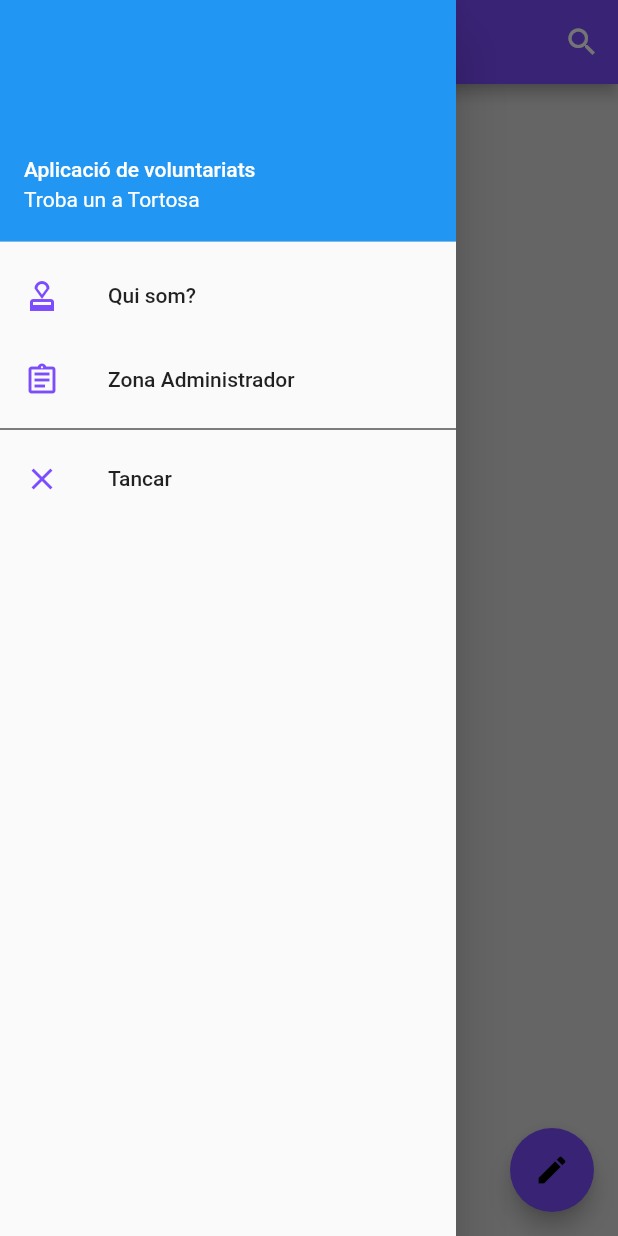
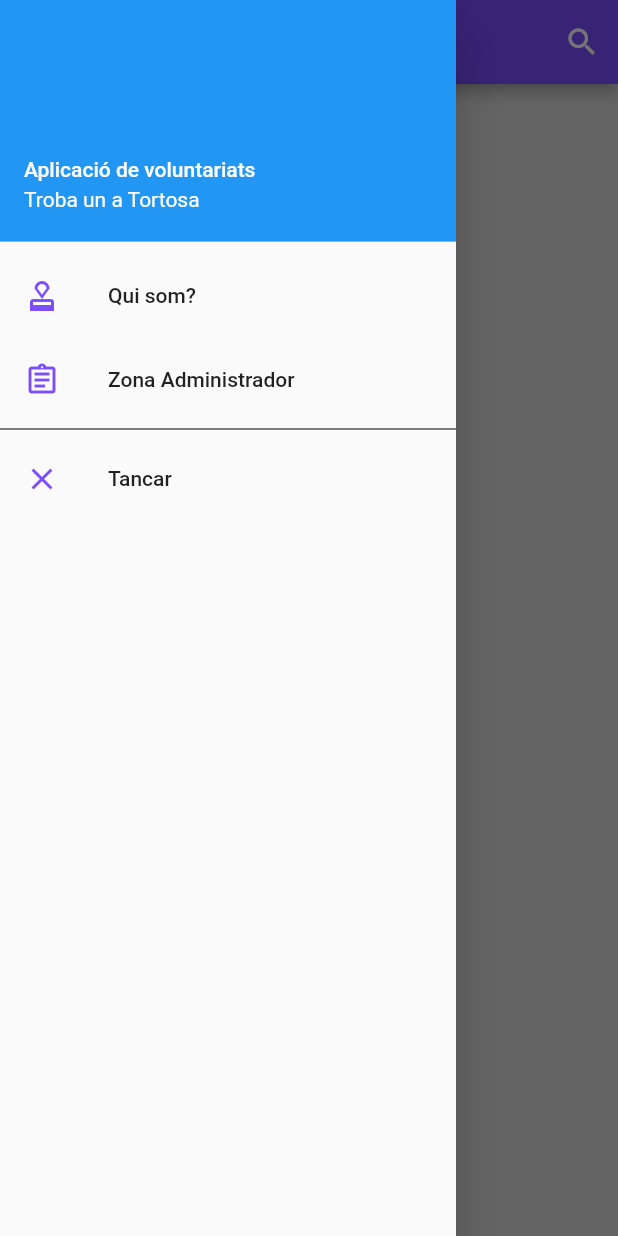
Before and after one commit to ZikBurns/voluntariat, a Flutter app: the screen it shows after launch, with the side drawer open, on a phone screen of 412 x 824 dp. Run offline on Flutter 3.47's test engine with Material 2 defaults, Android fonts, the phone set to English and light mode, and no system bars; our stand-ins replace cloud_firestore, firebase_core; accounts and stored records are empty.

Commit message:
Fixed and added elements to the structure

```diff
--- a/lib/adminscreens/home/admin_home.dart
+++ b/lib/adminscreens/home/admin_home.dart
@@ -56,8 +56,8 @@ class _HomePageState extends State<AdminHomePage> {
               leading: new Icon(Icons.approval, color: Colors.deepPurpleAccent),
             ),
             new ListTile(
-              title: new Text("Zona Administrador"),
-              leading: new Icon(Icons.assignment_outlined, color: Colors.deepPurpleAccent),
+              title: new Text("Entitats"),
+              leading: new Icon(Icons.account_circle_outlined, color: Colors.deepPurpleAccent),
             ),
             new Divider(
               height: 10.0,
--- a/lib/screens/home/home.dart
+++ b/lib/screens/home/home.dart
@@ -1,9 +1,10 @@
 import 'package:flutter/material.dart';
 import 'dart:async';
 import 'package:cloud_firestore/cloud_firestore.dart';
+import 'package:flutter_firestore/adminscreens/home/admin_home.dart';
 import 'package:flutter_firestore/data/activity.dart';
 import 'package:flutter_firestore/screens/home/home_list.dart';
-import 'package:flutter_firestore/firestore_service.dart';
+import 'package:flutter_firestore/services/activity_service.dart';
 import 'package:provider/provider.dart';
 
 
@@ -32,7 +33,7 @@ class _HomePageState extends State<HomePage> {
   @override
   Widget build(BuildContext context) {
     return StreamProvider<List<Activity>>.value(
-    value: FireService().activities,
+    value: ActivityService().activities,
     child: Scaffold(
       appBar: AppBar(
           title: !searching ?  Text("Voluntariats"):
@@ -78,6 +79,9 @@ class _HomePageState extends State<HomePage> {
             new ListTile(
               title: new Text("Zona Administrador"),
               leading: new Icon(Icons.assignment_outlined, color: Colors.deepPurpleAccent),
+              onTap: (){
+                Navigator.push(context, MaterialPageRoute(builder: (context) => AdminHomePage()));
+              },
             ),
             new Divider(
               height: 10.0,
@@ -100,13 +104,6 @@ class _HomePageState extends State<HomePage> {
           ],
         ),
       ),
-      floatingActionButton: FloatingActionButton(onPressed: (){
-        //Navigator.push(context, MaterialPageRoute(builder:(context)=> Afegir()));
-      },
-        child: Icon(Icons.edit,color:Colors.black),
-        backgroundColor: Colors.deepPurpleAccent,
-        tooltip: "Afegeix una activitat",
-      ),
     )
     );
   }
--- a/lib/firestore_service.dart
+++ b/lib/services/activity_service.dart
@@ -2,12 +2,12 @@ import 'package:cloud_firestore/cloud_firestore.dart';
 
 import 'package:flutter_firestore/data/activity.dart';
 
-class FireService{
+class ActivityService{
   CollectionReference ref = FirebaseFirestore.instance.collection("Activities");
   String id;
 
 
-  FireService();
+  ActivityService();
 
   Future updateActivity(String id, String title, String desc) async{
     return await ref.doc(id).set({
--- a/lib/switcher.dart
+++ b/lib/switcher.dart
@@ -1,5 +1,4 @@
 import 'package:flutter/material.dart';
-import 'package:provider/provider.dart';
 import 'screens/home/home.dart';
 
 class Switcher extends StatelessWidget {
@@ -13,7 +12,5 @@ class Switcher extends StatelessWidget {
       return Authenticate();
     } else {*/
     return HomePage();
-
-
   }
 }
```
Also changed, not shown: lib/services/entity_service.dart (added).
